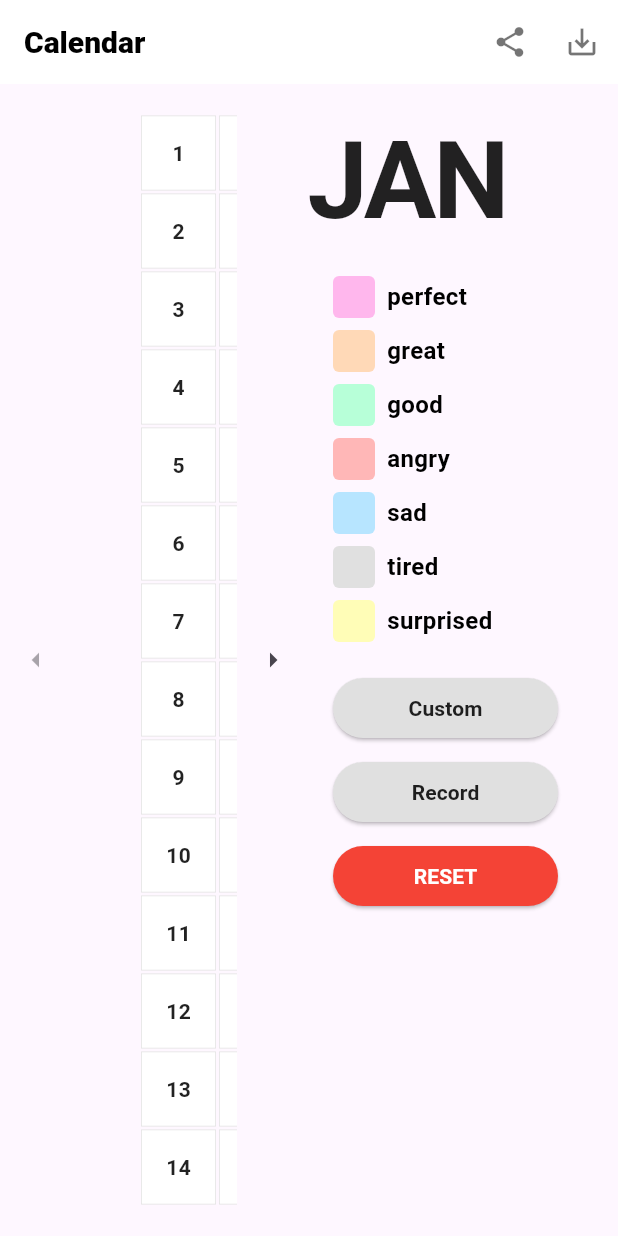
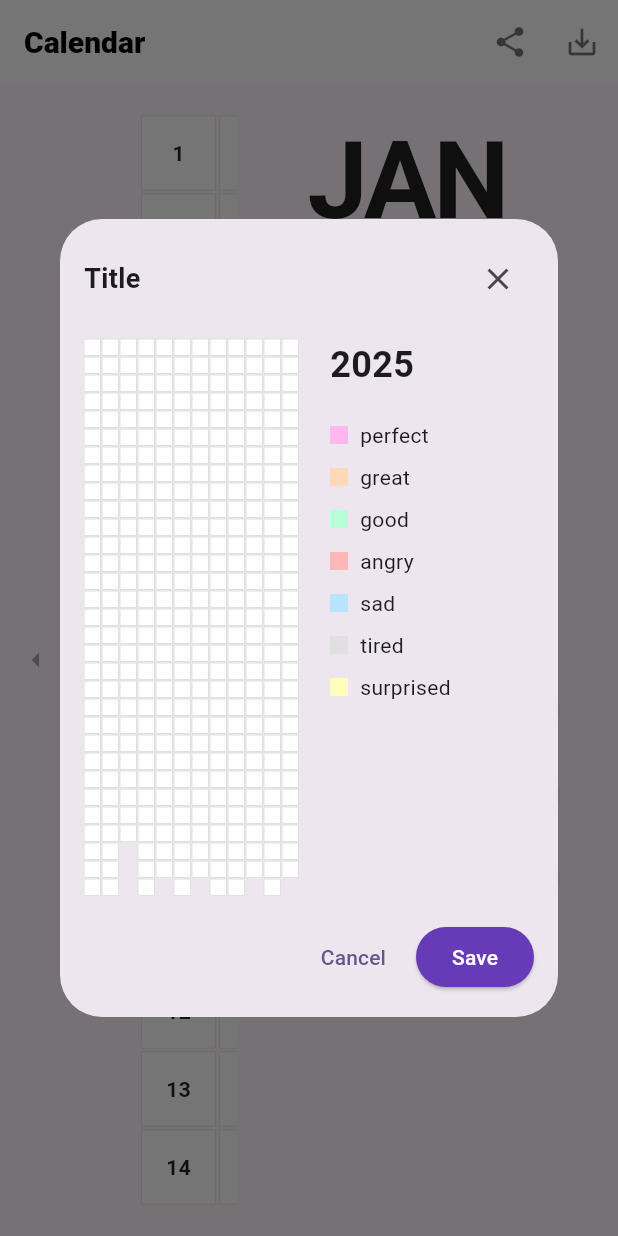
Before and after one commit to Batjimin/moodrecord, a Flutter app: the screen it shows after launch, after a tap on the "share" icon, on a phone screen of 412 x 824 dp. Run offline on Flutter 3.47's test engine with Material 3 defaults, Android fonts, the phone set to English and light mode, and no system bars; our stand-ins replace flutter_colorpicker, google_fonts.

Commit message:
share기능 적용

```diff
--- a/lib/models/calendar_data.dart
+++ b/lib/models/calendar_data.dart
@@ -1,8 +1,9 @@
 import 'package:flutter/material.dart';
+import '../models/mood_color.dart';
 
 class CalendarData {
   final DateTime currentYear;
-  final Map<String, Color> savedColors;
+  Map<String, Color> savedColors;
 
   CalendarData({
     DateTime? currentYear,
@@ -10,11 +11,21 @@ class CalendarData {
   })  : currentYear = currentYear ?? DateTime.now(),
         savedColors = savedColors ?? {};
 
-  String getKey(int day, int month) => '${currentYear.year}-$month-$day';
+  String getKey(int day, int month) {
+    final adjustedMonth = month + 1;
+    return '${currentYear.year}-$adjustedMonth-$day';
+  }
 
   Color? getSavedColor(int day, int month) {
     final key = getKey(day, month);
-    return savedColors[key];
+    final savedColor = savedColors[key];
+    print('Getting color for $key: $savedColor'); // 디버깅용
+    return savedColor;
+  }
+
+  // 색상 업데이트 메서드 추가
+  void updateColors(Map<String, Color> newColors) {
+    savedColors = Map.from(newColors);
   }
 
   int getDaysInMonth(int month) {
@@ -25,4 +36,6 @@ class CalendarData {
     final now = DateTime.now();
     return day == now.day && month == now.month - 1;
   }
+
+  Map<String, Color> get moodColors => MoodColor.moodColors;
 }
--- a/lib/models/mood_color.dart
+++ b/lib/models/mood_color.dart
@@ -1,7 +1,8 @@
 import 'package:flutter/material.dart';
+import '../services/storage_service.dart';
 
 class MoodColor {
-  static Map<String, Color> moodColors = {
+  static Map<String, Color> _moodColors = {
     'perfect': const Color(0xFFFFB7ED),
     'great': const Color(0xFFFFD9B7),
     'good': const Color(0xFFB7FFD8),
@@ -10,6 +11,8 @@ class MoodColor {
     'tired': const Color(0xFFE0E0E0),
     'surprised': const Color(0xFFFFFDB7),
   };
+
+  static Map<String, Color> get moodColors => _moodColors;
 
   static const List<String> months = [
     'JAN',
@@ -25,4 +28,32 @@ class MoodColor {
     'NOV',
     'DEC'
   ];
+
+  static final List<Function> _listeners = [];
+
+  static void addListener(Function listener) {
+    _listeners.add(listener);
+  }
+
+  static void removeListener(Function listener) {
+    _listeners.remove(listener);
+  }
+
+  static void updateColors(Map<String, Color> colors) {
+    _moodColors = colors;
+    for (var listener in _listeners) {
+      listener();
+    }
+  }
+
+  static Future<void> initializeColors() async {
+    final StorageService storageService = StorageService();
+    final savedColors = await storageService.loadCustomColors();
+    if (savedColors.isNotEmpty) {
+      _moodColors = savedColors;
+      for (var listener in _listeners) {
+        listener();
+      }
+    }
+  }
 }
--- a/lib/pages/home_page.dart
+++ b/lib/pages/home_page.dart
@@ -4,7 +4,8 @@ import '../services/storage_service.dart';
 import '../widgets/calendar_grid.dart';
 import '../widgets/mood_selector.dart';
 import '../widgets/month_header.dart';
-import '../widgets/reset_dialog.dart';
+import '../widgets/share_preview_dialog.dart';
+import '../models/mood_color.dart';
 
 class MyHomePage extends StatefulWidget {
   const MyHomePage({super.key, required this.title});
@@ -29,6 +30,8 @@ class _MyHomePageState extends State<MyHomePage> {
   void initState() {
     super.initState();
     _loadColors();
+    _initializeCustomColors();
+    MoodColor.addListener(_onMoodColorsChanged);
     WidgetsBinding.instance.addPostFrameCallback((_) {
       _horizontalController.jumpTo(0);
     });
@@ -36,10 +39,11 @@ class _MyHomePageState extends State<MyHomePage> {
 
   Future<void> _loadColors() async {
     final colors = await _storageService.loadColors();
-    setState(() {
-      _calendarData.savedColors.clear();
-      _calendarData.savedColors.addAll(colors);
-    });
+    if (mounted) {
+      setState(() {
+        _calendarData.updateColors(colors);
+      });
+    }
   }
 
   Future<void> _saveColor(int day, int month, Color color) async {
@@ -80,6 +84,18 @@ class _MyHomePageState extends State<MyHomePage> {
     });
   }
 
+  Future<void> _initializeCustomColors() async {
+    await MoodColor.initializeColors();
+    setState(() {}); // UI 업데이트를 위해 setState 호출
+  }
+
+  void _onMoodColorsChanged() async {
+    final colors = await _storageService.loadColors();
+    setState(() {
+      _calendarData.updateColors(colors);
+    });
+  }
+
   @override
   Widget build(BuildContext context) {
     return Scaffold(
@@ -109,7 +125,14 @@ class _MyHomePageState extends State<MyHomePage> {
       actions: [
         IconButton(
           icon: const Icon(Icons.share, color: Colors.black54),
-          onPressed: () {},
+          onPressed: () {
+            showDialog(
+              context: context,
+              builder: (context) => SharePreviewDialog(
+                calendarData: _calendarData,
+              ),
+            );
+          },
         ),
         IconButton(
           icon: const Icon(Icons.save_alt, color: Colors.black54),
@@ -189,6 +212,7 @@ class _MyHomePageState extends State<MyHomePage> {
 
   @override
   void dispose() {
+    MoodColor.removeListener(_onMoodColorsChanged);
     _horizontalController.dispose();
     super.dispose();
   }
--- a/lib/services/storage_service.dart
+++ b/lib/services/storage_service.dart
@@ -5,6 +5,7 @@ import 'package:path_provider/path_provider.dart';
 
 class StorageService {
   static const String STORAGE_KEY = 'mood_colors.json';
+  static const String CUSTOM_COLORS_KEY = 'custom_mood_colors.json';
 
   Future<String> get _localPath async {
     final directory = await getApplicationDocumentsDirectory();
@@ -28,6 +29,7 @@ class StorageService {
 
       allColors[key] = color.value.toString();
       await file.writeAsString(json.encode(allColors));
+      print('Saved color for $key: ${color.value}');
     } catch (e) {
       print('Error saving color: $e');
     }
@@ -44,8 +46,13 @@ class StorageService {
             Map<String, dynamic>.from(json.decode(contents));
 
         allColors.forEach((key, value) {
-          final colorValue = int.parse(value);
-          savedColors[key] = Color(colorValue);
+          try {
+            final colorValue = int.parse(value);
+            savedColors[key] = Color(colorValue);
+            print('Loaded color for $key: ${Color(colorValue)}');
+          } catch (e) {
+            print('Error parsing color for key $key: $e');
+          }
         });
       }
 
@@ -66,4 +73,73 @@ class StorageService {
       print('Error resetting colors: $e');
     }
   }
+
+  Future<void> updateColorMapping(Color oldColor, Color newColor) async {
+    try {
+      final file = await _localFile;
+      if (await file.exists()) {
+        final String contents = await file.readAsString();
+        final Map<String, dynamic> allColors =
+            Map<String, dynamic>.from(json.decode(contents));
+
+        bool hasUpdates = false;
+        // 모든 저장된 색상을 확인하고 업데이트
+        allColors.forEach((key, value) {
+          if (int.parse(value) == oldColor.value) {
+            allColors[key] = newColor.value.toString();
+            hasUpdates = true;
+            print(
+                'Updated color for $key: ${oldColor.value} -> ${newColor.value}');
+          }
+        });
+
+        if (hasUpdates) {
+          // 변경된 내용을 파일에 저장
+          await file.writeAsString(json.encode(allColors));
+          print('Saved updated colors to file');
+        }
+      }
+    } catch (e) {
+      print('Error updating color mapping: $e');
+    }
+  }
+
+  Future<void> saveCustomColors(Map<String, Color> colors) async {
+    try {
+      final directory = await getApplicationDocumentsDirectory();
+      final file = File('${directory.path}/$CUSTOM_COLORS_KEY');
+
+      final Map<String, String> colorMap = {};
+      colors.forEach((key, value) {
+        colorMap[key] = value.value.toString();
+      });
+
+      await file.writeAsString(json.encode(colorMap));
+    } catch (e) {
+      print('Error saving custom colors: $e');
+    }
+  }
+
+  Future<Map<String, Color>> loadCustomColors() async {
+    try {
+      final directory = await getApplicationDocumentsDirectory();
+      final file = File('${directory.path}/$CUSTOM_COLORS_KEY');
+
+      if (await file.exists()) {
+        final String contents = await file.readAsString();
+        final Map<String, dynamic> colorMap = json.decode(contents);
+
+        final Map<String, Color> customColors = {};
+        colorMap.forEach((key, value) {
+          customColors[key] = Color(int.parse(value));
+        });
+
+        return customColors;
+      }
+      return {};
+    } catch (e) {
+      print('Error loading custom colors: $e');
+      return {};
+    }
+  }
 }
--- /dev/null
+++ b/lib/widgets/share_preview_dialog.dart
@@ -0,0 +1,181 @@
+import 'package:flutter/material.dart';
+import 'dart:ui' as ui;
+import '../models/calendar_data.dart';
+import '../models/mood_color.dart';
+
+class SharePreviewDialog extends StatelessWidget {
+  final CalendarData calendarData;
+  final double cellSize = 12.0;
+
+  const SharePreviewDialog({
+    super.key,
+    required this.calendarData,
+  });
+
+  @override
+  Widget build(BuildContext context) {
+    return Dialog(
+      child: SingleChildScrollView(
+        child: Container(
+          constraints: const BoxConstraints(maxWidth: 500),
+          padding: const EdgeInsets.all(16.0),
+          child: Column(
+            mainAxisSize: MainAxisSize.min,
+            children: [
+              Row(
+                mainAxisAlignment: MainAxisAlignment.spaceBetween,
+                children: [
+                  const Text(
+                    'Title',
+                    style: TextStyle(fontSize: 18, fontWeight: FontWeight.bold),
+                  ),
+                  IconButton(
+                    icon: const Icon(Icons.close),
+                    onPressed: () => Navigator.pop(context),
+                  ),
+                ],
+              ),
+              const SizedBox(height: 16),
+              Row(
+                crossAxisAlignment: CrossAxisAlignment.start,
+                children: [
+                  CustomPaint(
+                    size: Size(12 * cellSize, 31 * cellSize),
+                    painter: CalendarPreviewPainter(
+                      calendarData: calendarData,
+                      cellSize: cellSize,
+                    ),
+                  ),
+                  const SizedBox(width: 20),
+                  Column(
+                    crossAxisAlignment: CrossAxisAlignment.start,
+                    children: [
+                      Text(
+                        '${DateTime.now().year}',
+                        style: const TextStyle(
+                          fontSize: 24,
+                          fontWeight: FontWeight.bold,
+                        ),
+                      ),
+                      const SizedBox(height: 16),
+                      ..._buildLegend(),
+                    ],
+                  ),
+                ],
+              ),
+              const SizedBox(height: 16),
+              Row(
+                mainAxisAlignment: MainAxisAlignment.end,
+                children: [
+                  TextButton(
+                    onPressed: () => Navigator.pop(context),
+                    child: const Text('Cancel'),
+                  ),
+                  const SizedBox(width: 8),
+                  ElevatedButton(
+                    style: ElevatedButton.styleFrom(
+                      backgroundColor: Colors.deepPurple,
+                      foregroundColor: Colors.white,
+                    ),
+                    onPressed: () async {
+                      await _saveToClipboard(context);
+                      if (context.mounted) {
+                        Navigator.pop(context);
+                      }
+                    },
+                    child: const Text('Save'),
+                  ),
+                ],
+              ),
+            ],
+          ),
+        ),
+      ),
+    );
+  }
+
+  List<Widget> _buildLegend() {
+    return MoodColor.moodColors.entries.map((entry) {
+      return Padding(
+        padding: const EdgeInsets.symmetric(vertical: 4),
+        child: Row(
+          children: [
+            Container(
+              width: 12,
+              height: 12,
+              color: entry.value,
+            ),
+            const SizedBox(width: 8),
+            Text(
+              entry.key,
+              style: const TextStyle(fontSize: 14),
+            ),
+          ],
+        ),
+      );
+    }).toList();
+  }
+
+  Future<void> _saveToClipboard(BuildContext context) async {
+    final recorder = ui.PictureRecorder();
+    final canvas = Canvas(recorder);
+    final size = Size(12 * cellSize, 31 * cellSize);
+
+    final painter = CalendarPreviewPainter(
+      calendarData: calendarData,
+      cellSize: cellSize,
+    );
+    painter.paint(canvas, size);
+
+    final picture = recorder.endRecording();
+    final img = await picture.toImage(
+      (12 * cellSize).toInt(),
+      (31 * cellSize).toInt(),
+    );
+    final byteData = await img.toByteData(format: ui.ImageByteFormat.png);
+    // TODO: Implement save functionality
+  }
+}
+
+class CalendarPreviewPainter extends CustomPainter {
+  final CalendarData calendarData;
+  final double cellSize;
+
+  CalendarPreviewPainter({
+    required this.calendarData,
+    required this.cellSize,
+  });
+
+  @override
+  void paint(Canvas canvas, Size size) {
+    final paint = Paint()..style = PaintingStyle.fill;
+
+    // Draw grid
+    for (int month = 0; month < 12; month++) {
+      for (int day = 1; day <= 31; day++) {
+        if (day <= calendarData.getDaysInMonth(month)) {
+          final rect = Rect.fromLTWH(
+            month * cellSize,
+            (day - 1) * cellSize,
+            cellSize - 1,
+            cellSize - 1,
+          );
+
+          // Draw cell background
+          final color = calendarData.getSavedColor(day, month + 1);
+          paint.color = color ?? Colors.white;
+          canvas.drawRect(rect, paint);
+
+          // Draw border
+          paint.color = Colors.grey[300]!;
+          paint.style = PaintingStyle.stroke;
+          canvas.drawRect(rect, paint);
+          paint.style = PaintingStyle.fill;
+        }
+      }
+    }
+  }
+
+  @override
+  bool shouldRepaint(covariant CustomPainter oldDelegate) => false;
+}
--- a/pubspec.yaml
+++ b/pubspec.yaml
@@ -35,6 +35,8 @@ dependencies:
   path_provider: ^2.1.2
   flutter_colorpicker: ^1.0.3
   share_plus: ^7.2.1
+  image: ^4.0.17
+  image_picker: ^1.0.7
 
   # The following adds the Cupertino Icons font to your application.
   # Use with the CupertinoIcons class for iOS style icons.
```
Also changed, not shown: lib/pages/custom_color_page.dart (+38 -4 lines), pubspec.lock, 6 other files.
